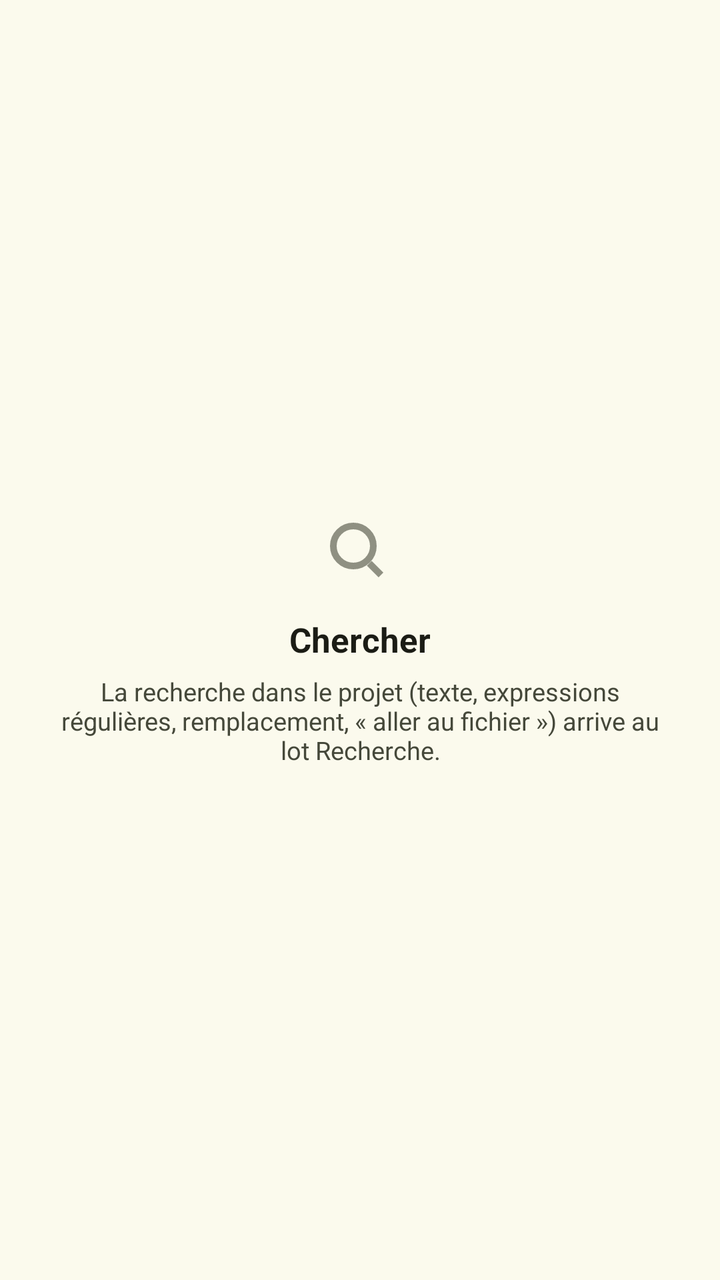
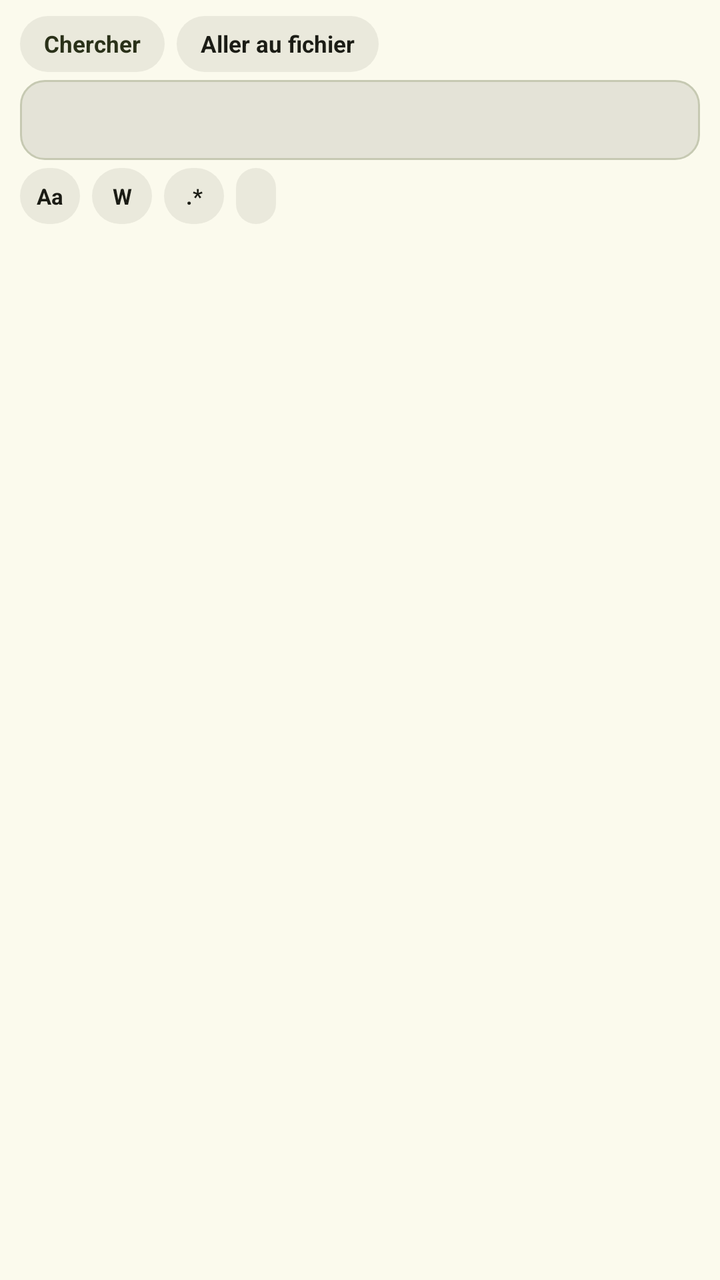

Screens rendered from an Android XML layout before and after an edit, with the pre-edit source and the edit as a unified diff.
<!-- AndroidManifest.xml: application theme Theme.JoIDE -->
<!-- res/layout/search_tab_fragment.xml -->
<?xml version="1.0" encoding="utf-8"?>
<LinearLayout xmlns:android="http://schemas.android.com/apk/res/android"
    xmlns:app="http://schemas.android.com/apk/res-auto"
    android:layout_width="match_parent"
    android:layout_height="match_parent"
    android:orientation="vertical"
    android:gravity="center"
    android:paddingHorizontal="24dp">

    <ImageView
        android:layout_width="40dp"
        android:layout_height="40dp"
        android:src="@drawable/ic_search"
        android:importantForAccessibility="no"
        android:alpha="0.6"
        app:tint="@color/sur_var" />

    <TextView
        android:layout_width="wrap_content"
        android:layout_height="wrap_content"
        android:layout_marginTop="12dp"
        android:text="@string/tiroir_search_a_venir_title"
        android:textColor="@color/sur"
        android:textSize="@dimen/txt_med"
        android:textStyle="bold" />

    <TextView
        android:layout_width="wrap_content"
        android:layout_height="wrap_content"
        android:layout_marginTop="6dp"
        android:gravity="center"
        android:text="@string/tiroir_search_a_venir_body"
        android:textColor="@color/sur_var"
        android:textSize="@dimen/txt_body_s" />
</LinearLayout>
<!-- resources referenced by this layout -->
<resources>
  <color name="sur">#1B1C15</color>
  <color name="sur_var">#45483A</color>
  <dimen name="txt_body_s">12.5sp</dimen>
  <dimen name="txt_med">17sp</dimen>
  <!-- drawable ic_search (drawable) -->
  <?xml version="1.0" encoding="utf-8"?>
  <vector xmlns:android="http://schemas.android.com/apk/res/android"
      android:width="24dp" android:height="24dp"
      android:viewportWidth="24" android:viewportHeight="24"
      android:tint="?attr/colorOnSurfaceVariant">
      <path android:pathData="M10 4a6 6 0 1 1 0 12 6 6 0 0 1 0-12zm8.3 14.7-3.5-3.5" android:strokeColor="?attr/colorOnSurfaceVariant" android:strokeWidth="2" android:fillColor="#00000000" />
  </vector>
  <string name="tiroir_search_a_venir_body">La recherche dans le projet (texte, expressions régulières, remplacement, « aller au fichier ») arrive au lot Recherche.</string>
  <string name="tiroir_search_a_venir_title">Chercher</string>
  <color name="primaire">#465700</color>
  <color name="sur_primaire">#FFFFFF</color>
  <color name="conteneur_primaire">#C7EE45</color>
  <color name="sur_conteneur_primaire">#273300</color>
  <color name="sc2">#DEE5C3</color>
  <color name="sur_sc2">#2A3119</color>
  <color name="tertiaire">#6C3E85</color>
  <color name="sur_tertiaire">#FFFFFF</color>
  <color name="conteneur_tertiaire">#F2D9FF</color>
  <color name="sc">#EFEEE2</color>
  <color name="contour">#767966</color>
  <color name="contour_var">#C6C9B2</color>
  <color name="erreur">#8F4C38</color>
  <color name="conteneur_erreur">#FFDBD1</color>
  <color name="sur_conteneur_erreur">#5B1A0B</color>
  <color name="fond">#FBFAED</color>
  <color name="sc_low">#F5F4E7</color>
  <color name="sc_lowest">#FFFFFF</color>
  <color name="sc_high">#EAE9DC</color>
  <color name="sc_highest">#E4E3D7</color>
  <!-- unchanged entries left out for length: 2 -->
</resources>

<!-- the commit's change to res/layout/search_tab_fragment.xml (unified diff, before → after) -->
@@ -3,33 +3,208 @@
     xmlns:app="http://schemas.android.com/apk/res-auto"
     android:layout_width="match_parent"
     android:layout_height="match_parent"
-    android:orientation="vertical"
-    android:gravity="center"
-    android:paddingHorizontal="24dp">
-
-    <ImageView
-        android:layout_width="40dp"
-        android:layout_height="40dp"
-        android:src="@drawable/ic_search"
-        android:importantForAccessibility="no"
-        android:alpha="0.6"
-        app:tint="@color/sur_var" />
-
-    <TextView
-        android:layout_width="wrap_content"
-        android:layout_height="wrap_content"
-        android:layout_marginTop="12dp"
-        android:text="@string/tiroir_search_a_venir_title"
-        android:textColor="@color/sur"
-        android:textSize="@dimen/txt_med"
-        android:textStyle="bold" />
-
-    <TextView
-        android:layout_width="wrap_content"
-        android:layout_height="wrap_content"
-        android:layout_marginTop="6dp"
-        android:gravity="center"
-        android:text="@string/tiroir_search_a_venir_body"
-        android:textColor="@color/sur_var"
-        android:textSize="@dimen/txt_body_s" />
+    android:orientation="vertical">
+
+    
+    <LinearLayout
+        android:layout_width="match_parent"
+        android:layout_height="wrap_content"
+        android:orientation="horizontal"
+        android:gravity="center_vertical"
+        android:paddingStart="10dp"
+        android:paddingEnd="10dp"
+        android:paddingTop="8dp"
+        android:paddingBottom="4dp">
+
+        <TextView
+            android:id="@+id/search_mode_text"
+            style="@style/Chip"
+            android:layout_width="wrap_content"
+            android:layout_height="28dp"
+            android:gravity="center"
+            android:paddingStart="12dp"
+            android:paddingEnd="12dp"
+            android:text="@string/tiroir_chercher_mode"
+            android:textColor="@color/sur_sc2"
+            android:textSize="11.5sp"
+            android:textStyle="bold" />
+
+        <TextView
+            android:id="@+id/search_mode_file"
+            style="@style/Chip"
+            android:layout_width="wrap_content"
+            android:layout_height="28dp"
+            android:layout_marginStart="6dp"
+            android:gravity="center"
+            android:paddingStart="12dp"
+            android:paddingEnd="12dp"
+            android:text="@string/tiroir_fichier_mode"
+            android:textColor="@color/sur"
+            android:textSize="11.5sp"
+            android:textStyle="bold" />
+    </LinearLayout>
+
+    
+    <LinearLayout
+        android:layout_width="match_parent"
+        android:layout_height="wrap_content"
+        android:orientation="horizontal"
+        android:gravity="center_vertical"
+        android:layout_marginStart="10dp"
+        android:layout_marginEnd="10dp"
+        android:paddingStart="10dp"
+        android:paddingEnd="6dp"
+        android:background="@drawable/fond_field">
+
+        <EditText
+            android:id="@+id/search_field"
+            android:layout_width="0dp"
+            android:layout_height="40dp"
+            android:layout_weight="1"
+            android:inputType="text"
+            android:imeOptions="actionSearch"
+            android:singleLine="true"
+            android:background="@null"
+            android:textColor="@color/sur"
+            android:textColorHint="@color/contour"
+            android:textSize="12.5sp" />
+
+        <TextView
+            android:id="@+id/search_counter"
+            android:layout_width="wrap_content"
+            android:layout_height="wrap_content"
+            android:layout_marginStart="6dp"
+            android:textColor="@color/primaire"
+            android:textSize="11.5sp"
+            android:textStyle="bold"
+            android:visibility="gone" />
+
+        <ImageButton
+            android:id="@+id/search_stop"
+            style="@style/IconBtn"
+            android:layout_width="26dp"
+            android:layout_height="26dp"
+            android:contentDescription="@string/tiroir_rech_stop"
+            android:src="@drawable/ic_stop"
+            android:scaleType="centerInside"
+            android:visibility="gone"
+            app:tint="@color/erreur" />
+    </LinearLayout>
+
+    
+    <LinearLayout
+        android:id="@+id/search_toggles"
+        android:layout_width="match_parent"
+        android:layout_height="wrap_content"
+        android:orientation="horizontal"
+        android:gravity="center_vertical"
+        android:paddingStart="10dp"
+        android:paddingEnd="10dp"
+        android:paddingTop="4dp"
+        android:paddingBottom="6dp">
+
+        <TextView
+            android:id="@+id/search_case"
+            android:layout_width="30dp"
+            android:layout_height="28dp"
+            android:gravity="center"
+            android:background="@drawable/fond_chip"
+            android:text="@string/tiroir_rech_casse_label"
+            android:textColor="@color/sur"
+            android:textSize="11sp"
+            android:textStyle="bold"
+            android:contentDescription="@string/tiroir_rech_casse" />
+
+        <TextView
+            android:id="@+id/search_word"
+            android:layout_width="30dp"
+            android:layout_height="28dp"
+            android:layout_marginStart="6dp"
+            android:gravity="center"
+            android:background="@drawable/fond_chip"
+            android:text="@string/tiroir_rech_mot_label"
+            android:textColor="@color/sur"
+            android:textSize="11sp"
+            android:textStyle="bold"
+            android:contentDescription="@string/tiroir_rech_mot" />
+
+        <TextView
+            android:id="@+id/search_regex"
+            android:layout_width="30dp"
+            android:layout_height="28dp"
+            android:layout_marginStart="6dp"
+            android:gravity="center"
+            android:background="@drawable/fond_chip"
+            android:text="@string/tiroir_rech_regex_label"
+            android:textColor="@color/sur"
+            android:textSize="11sp"
+            android:textStyle="bold"
+            android:contentDescription="@string/tiroir_rech_regex" />
+
+        <TextView
+            android:id="@+id/search_scope"
+            android:layout_width="wrap_content"
+            android:layout_height="28dp"
+            android:layout_marginStart="6dp"
+            android:gravity="center"
+            android:paddingStart="10dp"
+            android:paddingEnd="10dp"
+            android:background="@drawable/fond_chip"
+            android:textColor="@color/sur"
+            android:textSize="11sp"
+            android:textStyle="bold" />
+    </LinearLayout>
+
+    
+    <LinearLayout
+        android:id="@+id/search_replace_box"
+        android:layout_width="match_parent"
+        android:layout_height="wrap_content"
+        android:orientation="horizontal"
+        android:gravity="center_vertical"
+        android:layout_marginStart="10dp"
+        android:layout_marginEnd="10dp"
+        android:layout_marginBottom="6dp"
+        android:paddingStart="10dp"
+        android:paddingEnd="6dp"
+        android:background="@drawable/fond_field"
+        android:visibility="gone">
+
+        <EditText
+            android:id="@+id/search_replace_field"
+            android:layout_width="0dp"
+            android:layout_height="38dp"
+            android:layout_weight="1"
+            android:inputType="text"
+            android:singleLine="true"
+            android:background="@null"
+            android:hint="@string/tiroir_rech_remplacer_indice"
+            android:textColor="@color/sur"
+            android:textColorHint="@color/contour"
+            android:textSize="12.5sp" />
+
+        <TextView
+            android:id="@+id/search_replace_go"
+            android:layout_width="wrap_content"
+            android:layout_height="28dp"
+            android:gravity="center"
+            android:paddingStart="10dp"
+            android:paddingEnd="10dp"
+            android:background="@drawable/fond_cta"
+            android:text="@string/tiroir_rech_tout_remplacer"
+            android:textColor="@color/sur_primaire"
+            android:textSize="10.5sp"
+            android:textStyle="bold" />
+    </LinearLayout>
+
+    
+    <androidx.recyclerview.widget.RecyclerView
+        android:id="@+id/search_results"
+        android:layout_width="match_parent"
+        android:layout_height="0dp"
+        android:layout_weight="1"
+        android:paddingStart="10dp"
+        android:paddingEnd="10dp"
+        android:paddingBottom="10dp"
+        android:clipToPadding="false" />
 </LinearLayout>
<!-- resource entries referenced after the edit -->
@@ -2,30 +2,80 @@
 <resources>
   <color name="sur">#1B1C15</color>
   <color name="sur_var">#45483A</color>
-  <dimen name="txt_body_s">12.5sp</dimen>
-  <dimen name="txt_med">17sp</dimen>
-  <!-- drawable ic_search (drawable) -->
-  <?xml version="1.0" encoding="utf-8"?>
-  <vector xmlns:android="http://schemas.android.com/apk/res/android"
-      android:width="24dp" android:height="24dp"
-      android:viewportWidth="24" android:viewportHeight="24"
-      android:tint="?attr/colorOnSurfaceVariant">
-      <path android:pathData="M10 4a6 6 0 1 1 0 12 6 6 0 0 1 0-12zm8.3 14.7-3.5-3.5" android:strokeColor="?attr/colorOnSurfaceVariant" android:strokeWidth="2" android:fillColor="#00000000" />
-  </vector>
-  <string name="tiroir_search_a_venir_body">La recherche dans le projet (texte, expressions régulières, remplacement, « aller au fichier ») arrive au lot Recherche.</string>
-  <string name="tiroir_search_a_venir_title">Chercher</string>
   <color name="primaire">#465700</color>
   <color name="sur_primaire">#FFFFFF</color>
   <color name="conteneur_primaire">#C7EE45</color>
   <color name="sur_conteneur_primaire">#273300</color>
   <color name="sc2">#DEE5C3</color>
   <color name="sur_sc2">#2A3119</color>
+  <!-- drawable fond_chip (drawable) -->
+  <?xml version="1.0" encoding="utf-8"?>
+  <shape xmlns:android="http://schemas.android.com/apk/res/android">
+      <solid android:color="@color/sc_high" />
+      <corners android:radius="19dp" />
+  </shape>
+  <!-- drawable fond_cta (drawable) -->
+  <?xml version="1.0" encoding="utf-8"?>
+  <shape xmlns:android="http://schemas.android.com/apk/res/android">
+      <solid android:color="@color/primaire" />
+      <corners android:topLeftRadius="26dp" android:topRightRadius="12dp"
+          android:bottomRightRadius="26dp" android:bottomLeftRadius="12dp" />
+  </shape>
+  <!-- drawable fond_field (drawable) -->
+  <?xml version="1.0" encoding="utf-8"?>
+  <shape xmlns:android="http://schemas.android.com/apk/res/android"
+      android:shape="rectangle">
+      <solid android:color="@color/sc_highest" />
+      <stroke android:width="1dp" android:color="@color/contour_var" />
+      <corners android:radius="12dp" />
+  </shape>
+  <!-- drawable ic_stop (drawable) -->
+  <?xml version="1.0" encoding="utf-8"?>
+  <vector xmlns:android="http://schemas.android.com/apk/res/android"
+      android:width="24dp" android:height="24dp"
+      android:viewportWidth="24" android:viewportHeight="24"
+      android:tint="?attr/colorOnSurfaceVariant">
+      <path android:pathData="M6 6h12v12H6z" android:strokeColor="?attr/colorOnSurfaceVariant" android:strokeWidth="2" android:fillColor="#00000000" />
+  </vector>
+  <string name="tiroir_chercher_mode">Chercher</string>
+  <string name="tiroir_fichier_mode">Aller au fichier</string>
+  <string name="tiroir_rech_casse">Respecter la casse</string>
+  <string name="tiroir_rech_casse_label">Aa</string>
+  <string name="tiroir_rech_mot">Mot entier</string>
+  <string name="tiroir_rech_mot_label">W</string>
+  <string name="tiroir_rech_regex">Expression régulière</string>
+  <string name="tiroir_rech_regex_label">.*</string>
+  <string name="tiroir_rech_remplacer_indice">Remplacer par…</string>
+  <string name="tiroir_rech_stop">Arrêter la recherche</string>
+  <string name="tiroir_rech_tout_remplacer">Tout remplacer…</string>
+  <style name="Chip" parent="">
+          <item name="android:background">@drawable/fond_chip</item>
+          <item name="android:minHeight">@dimen/chip_hauteur</item>
+          <item name="android:paddingStart">@dimen/chip_padding_h</item>
+          <item name="android:paddingEnd">@dimen/chip_padding_h</item>
+          <item name="android:gravity">center_vertical</item>
+      </style>
+  <style name="IconBtn" parent="">
+          <item name="android:background">@drawable/fond_iconbtn</item>
+      </style>
   <color name="tertiaire">#6C3E85</color>
   <color name="sur_tertiaire">#FFFFFF</color>
   <color name="conteneur_tertiaire">#F2D9FF</color>
   <color name="sc">#EFEEE2</color>
   <color name="contour">#767966</color>
   <color name="contour_var">#C6C9B2</color>
+  <dimen name="chip_hauteur">38dp</dimen>
+  <dimen name="chip_padding_h">15dp</dimen>
+  <!-- drawable fond_iconbtn (drawable) -->
+  <?xml version="1.0" encoding="utf-8"?>
+  <selector xmlns:android="http://schemas.android.com/apk/res/android">
+      <item android:state_pressed="true">
+          <shape><solid android:color="#1B1C1510" /><corners android:radius="20dp" /></shape>
+      </item>
+      <item>
+          <shape><solid android:color="#00000000" /><corners android:radius="20dp" /></shape>
+      </item>
+  </selector>
   <color name="erreur">#8F4C38</color>
   <color name="conteneur_erreur">#FFDBD1</color>
   <color name="sur_conteneur_erreur">#5B1A0B</color>
